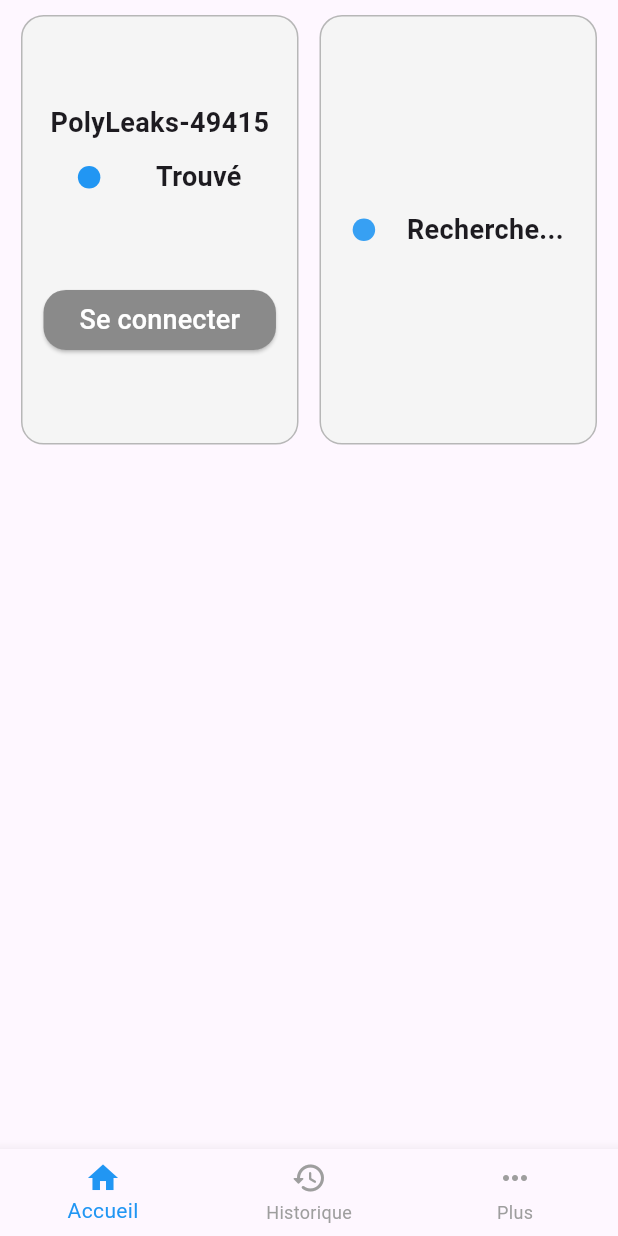
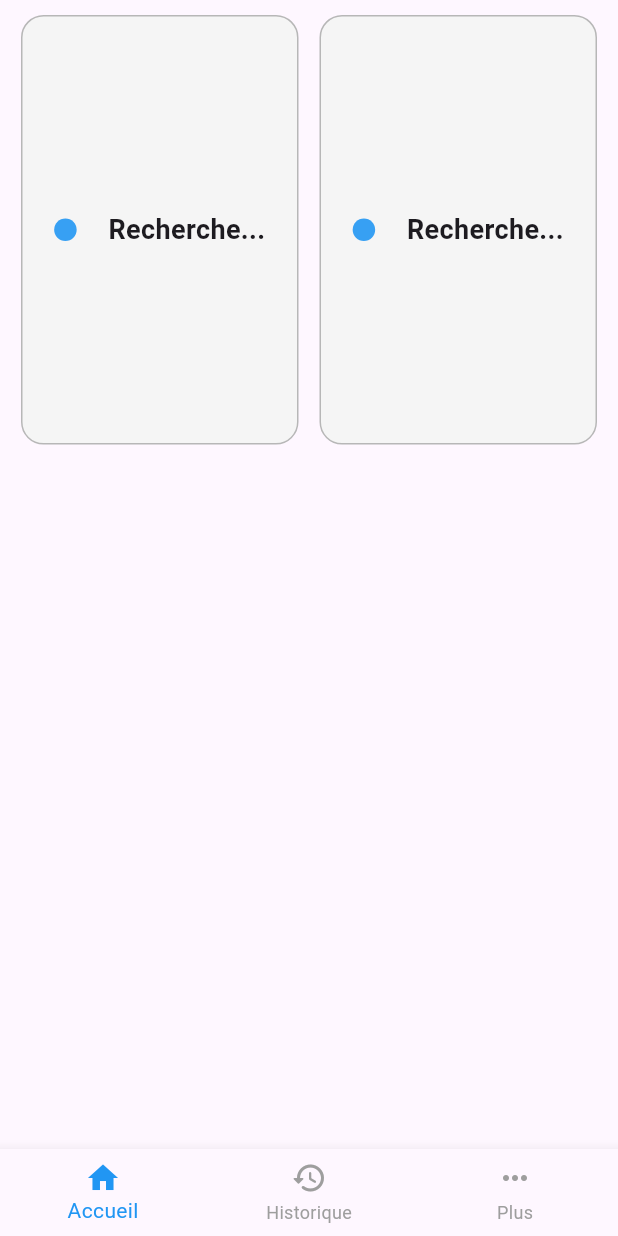
Before and after one commit to florianpetiot/polyleaks, a Flutter app: the screen it shows after launch, on a phone screen of 412 x 824 dp. Run offline on Flutter 3.47's test engine with Material 3 defaults, Android fonts, the phone set to English and light mode, and no system bars.

Commit message:
ajout d'un instance de slot de capteur permettant de controler les deux slot indépendament

```diff
--- a/lib/components/carte_capteur_connecte.dart
+++ b/lib/components/carte_capteur_connecte.dart
@@ -4,12 +4,14 @@ class CarteCapteurConnecte extends StatelessWidget {
   final String nomCapteur;
   final DateTime derniereConnexion;
   final double donnee;
+  final VoidCallback deconnexion;
 
   const CarteCapteurConnecte(
       {super.key,
       required this.nomCapteur,
       required this.derniereConnexion,
-      required this.donnee});
+      required this.donnee,
+      required this.deconnexion});
 
   @override
   Widget build(BuildContext context) {
@@ -109,7 +111,7 @@ class CarteCapteurConnecte extends StatelessWidget {
                       )),
 
                   ElevatedButton(
-                      onPressed: () {},
+                      onPressed: deconnexion,
                       style: ElevatedButton.styleFrom(
                         backgroundColor: const Color(0xFF8A8A8A),
                         shape: RoundedRectangleBorder(
--- a/lib/components/carte_capteur_recherche.dart
+++ b/lib/components/carte_capteur_recherche.dart
@@ -2,12 +2,16 @@ import 'package:flutter/material.dart';
 import 'package:polyleaks/components/point_clignotant.dart';
 
 class CarteCapteurRecherche extends StatelessWidget {
-  const CarteCapteurRecherche({super.key});
+  final VoidCallback trouve;
+
+  const CarteCapteurRecherche({super.key, required this.trouve});
 
   @override
   Widget build(BuildContext context) {
     return Padding(
       padding: const EdgeInsets.symmetric(vertical: 10),
+      child: GestureDetector(
+        onTap: trouve,
         child: Container(
           width: 185,
           height: double.infinity,
@@ -39,6 +43,7 @@ class CarteCapteurRecherche extends StatelessWidget {
 
 
         ),
+      ),
     );
   }
 }
--- a/lib/components/carte_capteur_trouve.dart
+++ b/lib/components/carte_capteur_trouve.dart
@@ -2,8 +2,9 @@ import 'package:flutter/material.dart';
 
 class CarteCapteurTrouve extends StatelessWidget {
   final String nomCapteur;
+  final VoidCallback connection;
 
-  const CarteCapteurTrouve({super.key, required this.nomCapteur});
+  const CarteCapteurTrouve({Key? key, required this.nomCapteur, required this.connection}) : super(key: key);
 
   @override
   Widget build(BuildContext context) {
@@ -60,7 +61,7 @@ class CarteCapteurTrouve extends StatelessWidget {
 
             // bouton se connecter
             ElevatedButton(
-                onPressed: () {},
+                onPressed: connection,
                 style: ElevatedButton.styleFrom(
                   backgroundColor: const Color(0xFF8A8A8A),
                   shape: RoundedRectangleBorder(
--- a/lib/components/point_clignotant.dart
+++ b/lib/components/point_clignotant.dart
@@ -4,7 +4,7 @@ class BlinkingDot extends StatefulWidget {
   const BlinkingDot({super.key});
 
   @override
-  _BlinkingDotState createState() => _BlinkingDotState();
+  State<BlinkingDot> createState() => _BlinkingDotState();
 }
 
 class _BlinkingDotState extends State<BlinkingDot> with SingleTickerProviderStateMixin {
--- a/lib/main.dart
+++ b/lib/main.dart
@@ -1,5 +1,5 @@
 import 'package:flutter/material.dart';
-import 'package:polyleaks/pages/page_accueil.dart';
+import 'package:polyleaks/pages/accueil/page_accueil.dart';
 import 'package:polyleaks/pages/page_historique.dart';
 import 'package:polyleaks/pages/page_plus.dart';
 
--- /dev/null
+++ b/lib/pages/accueil/capteur_slot.dart
@@ -0,0 +1,38 @@
+import 'package:flutter/material.dart';
+import 'package:polyleaks/components/carte_capteur_connecte.dart';
+import 'package:polyleaks/components/carte_capteur_recherche.dart';
+import 'package:polyleaks/components/carte_capteur_trouve.dart';
+
+enum CapteurState { recherche, trouve, connecte }
+
+class CapteurSlot extends StatefulWidget {
+  const CapteurSlot({Key? key}) : super(key: key);
+
+  @override
+  State<CapteurSlot> createState() => _CapteurSlotState();
+}
+
+class _CapteurSlotState extends State<CapteurSlot> {
+  CapteurState _state = CapteurState.recherche;
+
+  void setCapteurState(CapteurState state) {
+    setState(() {
+      _state = state;
+    });
+  }
+
+
+  @override
+  Widget build(BuildContext context) {
+    switch (_state) {
+      case CapteurState.recherche:
+        return CarteCapteurRecherche(trouve: () => setCapteurState(CapteurState.trouve));
+      case CapteurState.trouve:
+        return CarteCapteurTrouve(nomCapteur: 'PolyLeaks-49415', connection: () => setCapteurState(CapteurState.connecte));
+      case CapteurState.connecte:
+        return CarteCapteurConnecte(nomCapteur: "PolyLeaks-49415", derniereConnexion: DateTime.now(), donnee: 18.2, deconnexion: () => setCapteurState(CapteurState.recherche));
+      default:
+        return CarteCapteurRecherche(trouve: () => setCapteurState(CapteurState.trouve));
+    }
+  }
+}
--- a/lib/pages/page_accueil.dart
+++ b/lib/pages/accueil/page_accueil.dart
@@ -2,6 +2,7 @@ import 'package:flutter/material.dart';
 import 'package:polyleaks/components/carte_capteur_connecte.dart';
 import 'package:polyleaks/components/carte_capteur_recherche.dart';
 import 'package:polyleaks/components/carte_capteur_trouve.dart';
+import 'package:polyleaks/pages/accueil/capteur_slot.dart';
 
 
 class PageAccueil extends StatelessWidget {
@@ -19,9 +20,12 @@ class PageAccueil extends StatelessWidget {
           child: Row(
             mainAxisAlignment: MainAxisAlignment.spaceEvenly,
             children: [
-              const CarteCapteurTrouve(nomCapteur: 'PolyLeaks-49415'),
-              // CarteCapteurConnecte(nomCapteur: "PolyLeaks-49415", derniereConnexion: DateTime.now(), donnee: 18.2),
-              const CarteCapteurRecherche(),
+              // const CarteCapteurTrouve(nomCapteur: 'PolyLeaks-49415'),
+              // // CarteCapteurConnecte(nomCapteur: "PolyLeaks-49415", derniereConnexion: DateTime.now(), donnee: 18.2),
+              // const CarteCapteurRecherche(),
+
+              CapteurSlot(),
+              CapteurSlot()
 
             ],
           )),
```
Lines whose indentation alone changed are shown as unchanged.
